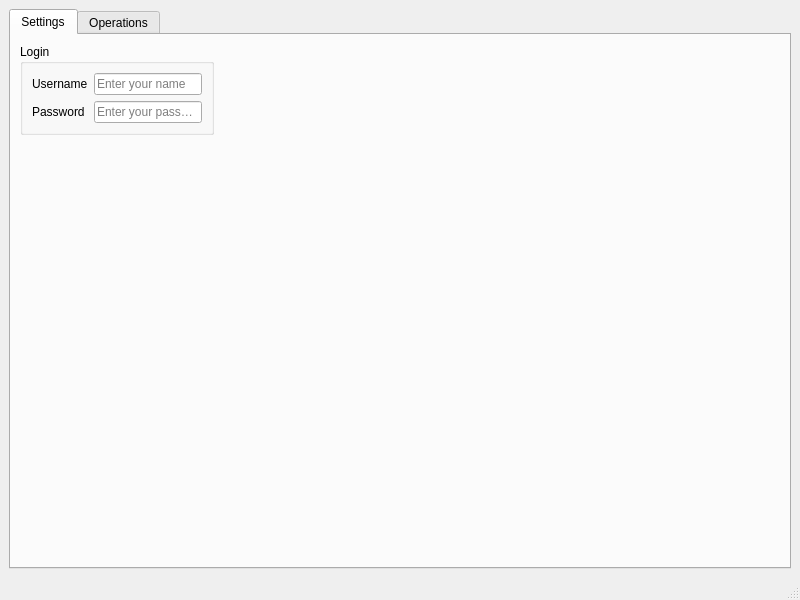
The window that src/client/MainWindow.ui (podsvirov/qtpaypal) describes before a commit, drawn with Qt 5.
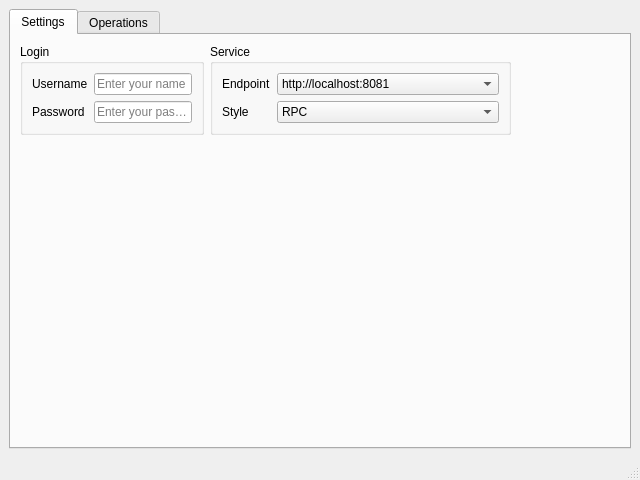
The same window after the commit.

Commit message:
Add Service group to settings
Now we can configure:
- service endpoint;
- wsdl style.

Patch:
```diff
--- a/src/client/MainWindow.ui
+++ b/src/client/MainWindow.ui
@@ -6,8 +6,8 @@
    <rect>
     <x>0</x>
     <y>0</y>
-    <width>800</width>
-    <height>600</height>
+    <width>640</width>
+    <height>480</height>
    </rect>
   </property>
   <property name="windowTitle">
@@ -24,7 +24,7 @@
        <attribute name="title">
         <string>Settings</string>
        </attribute>
-       <layout class="QFormLayout" name="formLayout_3">
+       <layout class="QGridLayout" name="gridLayout_2">
         <item row="0" column="0">
          <widget class="QGroupBox" name="loginGroupBox">
           <property name="title">
@@ -65,6 +65,88 @@
           </layout>
          </widget>
         </item>
+        <item row="0" column="1">
+         <widget class="QGroupBox" name="serviceGroupBox">
+          <property name="title">
+           <string>Service</string>
+          </property>
+          <layout class="QFormLayout" name="formLayout_2">
+           <item row="0" column="0">
+            <widget class="QLabel" name="endpointLabel">
+             <property name="text">
+              <string>Endpoint</string>
+             </property>
+            </widget>
+           </item>
+           <item row="0" column="1">
+            <widget class="QComboBox" name="endpointComboBox">
+             <item>
+              <property name="text">
+               <string>http://localhost:8081</string>
+              </property>
+             </item>
+             <item>
+              <property name="text">
+               <string>https://api.paypal.com/2.0/</string>
+              </property>
+             </item>
+             <item>
+              <property name="text">
+               <string>https://api.sandbox.paypal.com/2.0/</string>
+              </property>
+             </item>
+            </widget>
+           </item>
+           <item row="1" column="0">
+            <widget class="QLabel" name="styleLabel">
+             <property name="text">
+              <string>Style</string>
+             </property>
+            </widget>
+           </item>
+           <item row="1" column="1">
+            <widget class="QComboBox" name="styleComboBox">
+             <item>
+              <property name="text">
+               <string>RPC</string>
+              </property>
+             </item>
+             <item>
+              <property name="text">
+               <string>Document</string>
+              </property>
+             </item>
+            </widget>
+           </item>
+          </layout>
+         </widget>
+        </item>
+        <item row="0" column="2">
+         <spacer name="horizontalSpacer">
+          <property name="orientation">
+           <enum>Qt::Horizontal</enum>
+          </property>
+          <property name="sizeHint" stdset="0">
+           <size>
+            <width>119</width>
+            <height>20</height>
+           </size>
+          </property>
+         </spacer>
+        </item>
+        <item row="1" column="1">
+         <spacer name="verticalSpacer_2">
+          <property name="orientation">
+           <enum>Qt::Vertical</enum>
+          </property>
+          <property name="sizeHint" stdset="0">
+           <size>
+            <width>20</width>
+            <height>275</height>
+           </size>
+          </property>
+         </spacer>
+        </item>
        </layout>
       </widget>
       <widget class="QWidget" name="tab_2">
```
Left out of the diff: 8 changed lines with no effect on the pictures. The commit also changes 2 other files.
